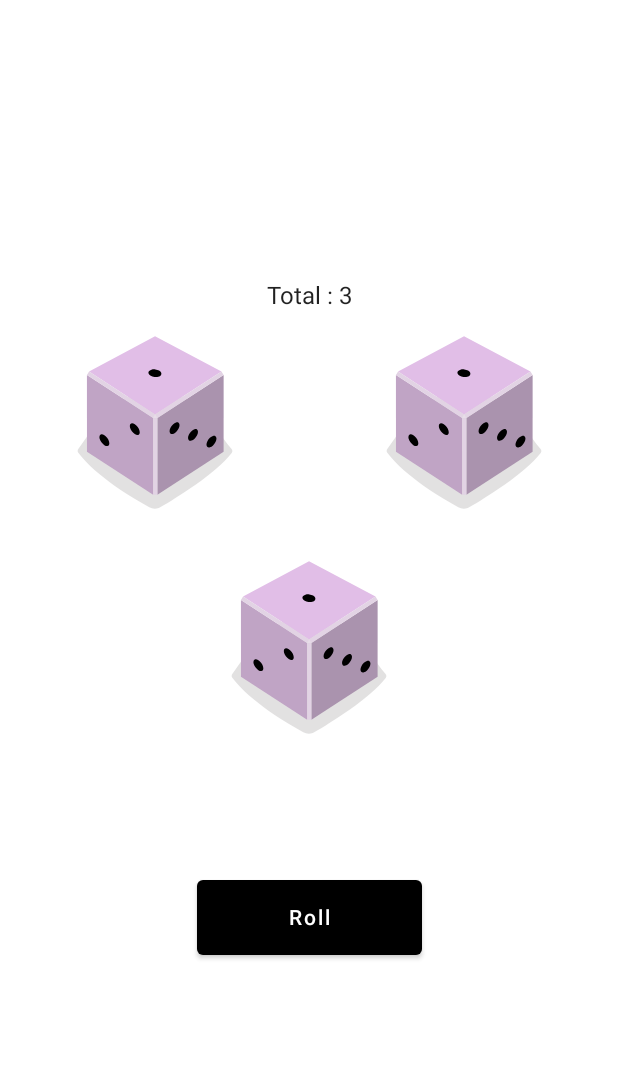
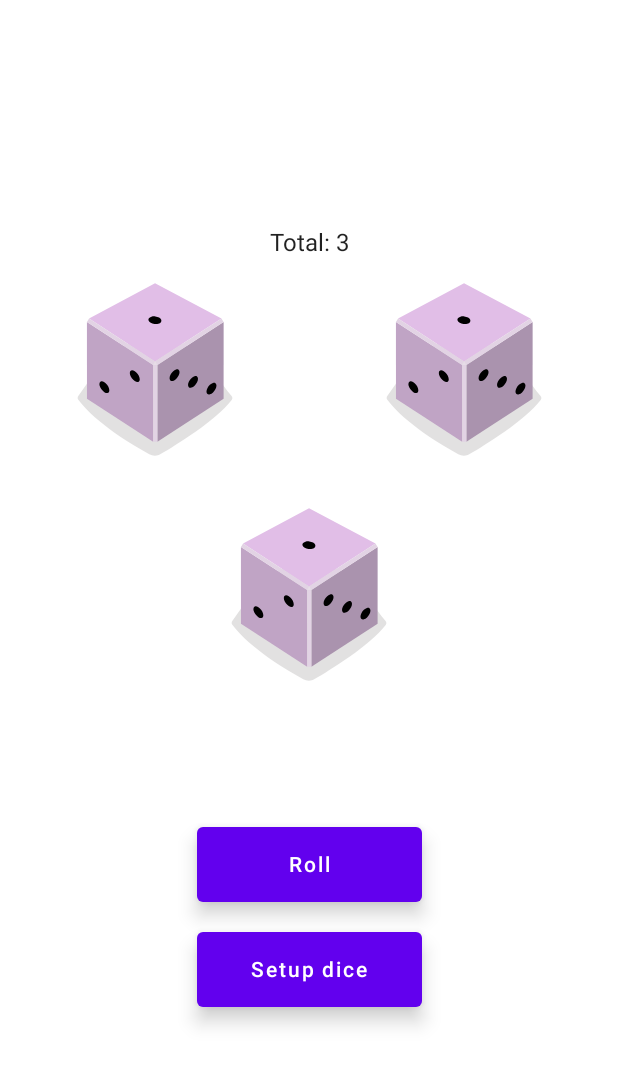
Before and after one commit to AlexShanTE/DiceRoller, an Android app built with Jetpack Compose: the screen it shows after launch (MainActivity), on a phone screen of 412 x 824 dp. Shown: the top 1065 px of the screen. Run offline under Robolectric (Android 15) with nearby library versions, the phone set to English and light mode, and no system bars; our stand-ins replace Dagger/Hilt's generated code.

Commit message:
added drawer with dice settings

```diff
--- a/app/src/main/java/com/alex/sid/shante/diceroller/domain/models/Dice.kt
+++ b/app/src/main/java/com/alex/sid/shante/diceroller/domain/models/Dice.kt
@@ -3,14 +3,18 @@ package com.alex.sid.shante.diceroller.domain.models
 import com.alex.sid.shante.diceroller.R
 
 sealed class Dice {
-    abstract val title: String
+    abstract val diceType: DiceType
+    abstract val diceBorderColor: DiceBorderColor
+    abstract val diceDotColor: DiceDotColor
     abstract val currentValue: Int
     abstract val imageList: List<Int>
     abstract fun copy(currentValue: Int): Dice
 }
 
 data class D6(
-    override val title: String = "D6",
+    override val diceType: DiceType = DiceType.D6(),
+    override val diceBorderColor: DiceBorderColor = DiceBorderColor.White(),
+    override val diceDotColor: DiceDotColor = DiceDotColor.Green(),
     override var currentValue: Int = 1,
     override val imageList: List<Int> = listOf(
         R.drawable.dice_1,
@@ -22,11 +26,13 @@ data class D6(
     )
 ) : Dice() {
     override fun copy(currentValue: Int): Dice =
-        copy(title = title, currentValue = currentValue, imageList = imageList)
+        copy(diceType = diceType, currentValue = currentValue, imageList = imageList)
 }
 
 data class D3(
-    override val title: String = "D3",
+    override val diceType: DiceType = DiceType.D3(),
+    override val diceBorderColor: DiceBorderColor = DiceBorderColor.White(),
+    override val diceDotColor: DiceDotColor = DiceDotColor.Green(),
     override var currentValue: Int = 1,
     override val imageList: List<Int> = listOf(
         R.drawable.dice_1,
@@ -35,5 +41,67 @@ data class D3(
     )
 ) : Dice() {
     override fun copy(currentValue: Int): Dice =
-        copy(title = title, currentValue = currentValue, imageList = imageList)
+        copy(diceType = diceType, currentValue = currentValue, imageList = imageList)
 }
+
+sealed class DiceType(open val title: String) {
+    data class D6(override val title: String = "D6") : DiceType(title = title)
+    data class D3(override val title: String = "D3") : DiceType(title = title)
+    data class D12(override val title: String = "D12") : DiceType(title = title)
+    data class D20(override val title: String = "D20") : DiceType(title = title)
+    data class Custom(override val title: String = "Custom") : DiceType(title = title)
+}
+
+sealed class DiceBorderColor(open val title: String) {
+    data class Blue(override val title: String = "Blue") : DiceBorderColor(title = title)
+    data class Yellow(override val title: String = "Yellow") : DiceBorderColor(title = title)
+    data class Red(override val title: String = "Red") : DiceBorderColor(title = title)
+    data class Green(override val title: String = "Green") : DiceBorderColor(title = title)
+    data class White(override val title: String = "White") : DiceBorderColor(title = title)
+}
+
+sealed class DiceDotColor(open val title: String) {
+    data class Blue(override val title: String = "Blue") : DiceDotColor(title = title)
+    data class Yellow(override val title: String = "Yellow") : DiceDotColor(title = title)
+    data class Red(override val title: String = "Red") : DiceDotColor(title = title)
+    data class Green(override val title: String = "Green") : DiceDotColor(title = title)
+    data class White(override val title: String = "White") : DiceDotColor(title = title)
+}
+
+class DiceSettings {
+    private val diceTypeList = listOf<DiceType>(
+        DiceType.D3(),
+        DiceType.D6(),
+        DiceType.D12(),
+        DiceType.D20(),
+        DiceType.Custom()
+    )
+
+    private val diceBorderColor = listOf<DiceBorderColor>(
+        DiceBorderColor.Blue(),
+        DiceBorderColor.Yellow(),
+        DiceBorderColor.Red(),
+        DiceBorderColor.Green(),
+        DiceBorderColor.White()
+    )
+
+    private val diceDiceDotColor = listOf<DiceDotColor>(
+        DiceDotColor.Blue(),
+        DiceDotColor.Yellow(),
+        DiceDotColor.Red(),
+        DiceDotColor.Green(),
+        DiceDotColor.White()
+    )
+
+    fun diceDiceDotColorList() : List<DiceDotColor> {
+        return diceDiceDotColor
+    }
+
+    fun diceBorderColorList() : List<DiceBorderColor> {
+        return diceBorderColor
+    }
+
+    fun diceTypeList() : List<DiceType> {
+        return diceTypeList
+    }
+}
--- a/app/src/main/java/com/alex/sid/shante/diceroller/presentation/ui/gamescreen/GameScreen.kt
+++ b/app/src/main/java/com/alex/sid/shante/diceroller/presentation/ui/gamescreen/GameScreen.kt
@@ -1,41 +1,94 @@
 package com.alex.sid.shante.diceroller.presentation.ui.gamescreen
 
 import androidx.compose.foundation.layout.Arrangement
+import androidx.compose.foundation.layout.Box
 import androidx.compose.foundation.layout.Column
 import androidx.compose.foundation.layout.Spacer
 import androidx.compose.foundation.layout.fillMaxSize
+import androidx.compose.foundation.layout.fillMaxWidth
 import androidx.compose.foundation.layout.height
 import androidx.compose.foundation.layout.width
 import androidx.compose.material.Button
 import androidx.compose.material.ButtonDefaults
+import androidx.compose.material.DrawerValue
+import androidx.compose.material.ModalDrawer
 import androidx.compose.material.Text
+import androidx.compose.material.rememberDrawerState
 import androidx.compose.runtime.Composable
 import androidx.compose.runtime.collectAsState
 import androidx.compose.runtime.getValue
+import androidx.compose.runtime.rememberCoroutineScope
 import androidx.compose.ui.Alignment
 import androidx.compose.ui.Modifier
-import androidx.compose.ui.graphics.Color
+import androidx.compose.ui.graphics.RectangleShape
 import androidx.compose.ui.res.stringResource
 import androidx.compose.ui.tooling.preview.Preview
 import androidx.compose.ui.unit.dp
 import androidx.lifecycle.viewmodel.compose.viewModel
 import com.alex.sid.shante.diceroller.R
+import com.alex.sid.shante.diceroller.data.diceList
 import com.alex.sid.shante.diceroller.presentation.ui.gamescreen.components.GameBoard
+import com.alex.sid.shante.diceroller.presentation.ui.gamescreen.drawer.DrawerBody
+import com.alex.sid.shante.diceroller.presentation.ui.gamescreen.drawer.DrawerHeader
+import kotlinx.coroutines.launch
 
 @Composable
 fun GameScreen(
     modifier: Modifier = Modifier,
     gameViewModel: GameViewModel = viewModel()
 ) {
+    val gameState by gameViewModel.state.collectAsState()
+    val drawerState = rememberDrawerState(DrawerValue.Closed)
+    val scope = rememberCoroutineScope()
 
-    val gameState by gameViewModel.state.collectAsState()
-
+    ModalDrawer(
+        modifier = modifier,
+        drawerState = drawerState,
+        drawerElevation = 8.dp,
+        drawerContent = {
+            Column(modifier = modifier.fillMaxWidth()) {
+                DrawerHeader(
+                    modifier = modifier.height(40.dp),
+                    text = stringResource(R.string.dice_settings)
+                )
+                Box(
+                    modifier = modifier.weight(1f)
+                ) {
+                    DrawerBody(
+                        modifier = modifier,
+                        diceList = gameState.diceList,
+                        onRemoveDiceClicked = { index -> gameViewModel.removeDice(index)},
+                        onDiceTypeChanged = {index, type ->
+                            diceList.find { it.diceType == type }?.let { dice ->
+                                gameViewModel.editDice(index, dice)
+                            }
+                        },
+                        onDiceBorderColorChanged = {index, borderColor ->},
+                        onDiceDotColorChanged = {index, dotColor ->}
+                    )
+                }
+                Button(
+                    modifier = modifier
+                        .height(40.dp)
+                        .fillMaxWidth(),
+                    shape = RectangleShape,
+                    elevation = ButtonDefaults.elevation(8.dp),
+                    enabled = gameState.diceList.size < 9,
+                    onClick = { gameViewModel.addDice() }
+                ) {
+                    Text(stringResource(id = R.string.add_dice))
+                }
+            }
+        }
+    ) {
         Column(
             modifier = modifier.fillMaxSize(),
             horizontalAlignment = Alignment.CenterHorizontally,
             verticalArrangement = Arrangement.Center
         ) {
-        Text(text = "Total : ${gameState.total}")
+            Text(
+                stringResource(id = R.string.total, gameState.total)
+            )
             GameBoard() { diceIndex ->
                 gameViewModel.rollDice(diceIndex)
             }
@@ -44,15 +97,30 @@ fun GameScreen(
                 modifier = modifier
                     .width(150.dp)
                     .height(50.dp),
+                elevation = ButtonDefaults.elevation(8.dp),
+                enabled = gameState.diceList.isNotEmpty(),
                 onClick = {
+                    scope.launch {
                         gameViewModel.rollThemAll()
+                    }
                 },
-            colors = ButtonDefaults.textButtonColors(backgroundColor = Color.Black)
             ) {
-            Text(
-                stringResource(id = R.string.roll),
-                color = Color.White
-            )
+                Text(stringResource(id = R.string.roll))
+            }
+            Spacer(modifier = modifier.height(20.dp))
+            Button(
+                modifier = modifier
+                    .width(150.dp)
+                    .height(50.dp),
+                elevation = ButtonDefaults.elevation(8.dp),
+                onClick = {
+                    scope.launch {
+                        drawerState.open()
+                    }
+                }
+            ) {
+                Text(stringResource(id = R.string.setup_dice))
+            }
         }
     }
 }
--- a/app/src/main/java/com/alex/sid/shante/diceroller/presentation/ui/gamescreen/components/DiceWithImage.kt
+++ b/app/src/main/java/com/alex/sid/shante/diceroller/presentation/ui/gamescreen/components/DiceWithImage.kt
@@ -9,14 +9,28 @@ import androidx.compose.ui.tooling.preview.Preview
 import com.alex.sid.shante.diceroller.R
 import com.alex.sid.shante.diceroller.domain.models.D6
 import com.alex.sid.shante.diceroller.domain.models.Dice
+import com.alex.sid.shante.diceroller.domain.models.DiceType
 
 @Composable
 fun DiceWithImage(
-    dice: Dice,
     modifier: Modifier = Modifier,
+    dice: Dice
 ) {
+
     val imageResource = dice.imageList[dice.currentValue - 1]
+
+    //todo setup different dice
+    when (dice.diceType) {
+        DiceType.D6() -> {}
+        DiceType.D3() -> {}
+        DiceType.D12() -> {}
+        DiceType.D20() -> {}
+        DiceType.Custom() -> {}
+        else -> {}
+    }
+
     Image(
+        modifier = modifier,
         painter = painterResource(imageResource),
         contentDescription = stringResource(R.string.image)
     )
@@ -25,5 +39,5 @@ fun DiceWithImage(
 @Preview(showBackground = true)
 @Composable
 fun DiceWithImagePreview() {
-    DiceWithImage(D6())
+    DiceWithImage(dice = D6())
 }
--- /dev/null
+++ b/app/src/main/java/com/alex/sid/shante/diceroller/presentation/ui/gamescreen/drawer/DiceSettingDrawer.kt
@@ -0,0 +1,264 @@
+package com.alex.sid.shante.diceroller.presentation.ui.gamescreen.drawer
+
+import androidx.compose.foundation.clickable
+import androidx.compose.foundation.layout.Arrangement
+import androidx.compose.foundation.layout.Box
+import androidx.compose.foundation.layout.Column
+import androidx.compose.foundation.layout.Row
+import androidx.compose.foundation.layout.aspectRatio
+import androidx.compose.foundation.layout.fillMaxSize
+import androidx.compose.foundation.layout.fillMaxWidth
+import androidx.compose.foundation.layout.padding
+import androidx.compose.foundation.layout.width
+import androidx.compose.foundation.lazy.LazyColumn
+import androidx.compose.foundation.lazy.itemsIndexed
+import androidx.compose.material.Button
+import androidx.compose.material.ButtonDefaults
+import androidx.compose.material.Card
+import androidx.compose.material.DropdownMenu
+import androidx.compose.material.DropdownMenuItem
+import androidx.compose.material.Icon
+import androidx.compose.material.MaterialTheme
+import androidx.compose.material.OutlinedTextField
+import androidx.compose.material.Text
+import androidx.compose.material.TextFieldDefaults
+import androidx.compose.material.icons.Icons
+import androidx.compose.material.icons.filled.KeyboardArrowDown
+import androidx.compose.material.icons.filled.KeyboardArrowUp
+import androidx.compose.runtime.Composable
+import androidx.compose.runtime.getValue
+import androidx.compose.runtime.mutableStateOf
+import androidx.compose.runtime.remember
+import androidx.compose.runtime.setValue
+import androidx.compose.ui.Alignment
+import androidx.compose.ui.Modifier
+import androidx.compose.ui.geometry.Size
+import androidx.compose.ui.layout.onGloballyPositioned
+import androidx.compose.ui.platform.LocalDensity
+import androidx.compose.ui.res.stringResource
+import androidx.compose.ui.text.style.TextAlign
+import androidx.compose.ui.tooling.preview.Preview
+import androidx.compose.ui.unit.dp
+import androidx.compose.ui.unit.toSize
+import com.alex.sid.shante.diceroller.R
+import com.alex.sid.shante.diceroller.domain.models.D6
+import com.alex.sid.shante.diceroller.domain.models.Dice
+import com.alex.sid.shante.diceroller.domain.models.DiceSettings
+import com.alex.sid.shante.diceroller.domain.models.DiceType
+import com.alex.sid.shante.diceroller.presentation.ui.gamescreen.components.DiceWithImage
+
+@Composable
+fun DrawerHeader(
+    modifier: Modifier = Modifier,
+    text: String
+) {
+    Box(
+        modifier = modifier.fillMaxWidth(),
+        contentAlignment = Alignment.Center
+    ) {
+        Text(text = text)
+    }
+}
+
+@Composable
+fun DrawerBody(
+    modifier: Modifier = Modifier,
+    diceList: List<Dice>,
+    onRemoveDiceClicked: (Int) -> Unit,
+    onDiceTypeChanged: (Int, DiceType) -> Unit,
+    onDiceBorderColorChanged: (Int, String) -> Unit,
+    onDiceDotColorChanged: (Int, String) -> Unit,
+) {
+    LazyColumn(
+        modifier = modifier,
+    ) {
+        itemsIndexed(diceList) { index, dice ->
+            DiceSettingItem(
+                modifier = modifier,
+                dice = dice,
+                onRemoveDiceClick = { onRemoveDiceClicked(index) },
+                onDiceTypeChanged = { onDiceTypeChanged(index, it) },
+                onDiceBorderColorChanged = { onDiceBorderColorChanged(index, it) },
+                onDiceDotColorChanged = { onDiceDotColorChanged(index, it) }
+            )
+        }
+    }
+}
+
+@Composable
+fun DiceSettingItem(
+    modifier: Modifier = Modifier,
+    dice: Dice,
+    onRemoveDiceClick: () -> Unit,
+    onDiceTypeChanged: (DiceType) -> Unit,
+    onDiceBorderColorChanged: (String) -> Unit,
+    onDiceDotColorChanged: (String) -> Unit,
+) {
+    Card(
+        modifier = modifier
+            .fillMaxWidth()
+            .padding(8.dp),
+        elevation = 12.dp
+    ) {
+        Row(
+            modifier = modifier.fillMaxSize(),
+            verticalAlignment = Alignment.CenterVertically
+        ) {
+            Column(
+                modifier = modifier.width(125.dp),
+                verticalArrangement = Arrangement.SpaceBetween,
+                horizontalAlignment = Alignment.CenterHorizontally
+            ) {
+                DiceWithImage(
+                    modifier = modifier
+                        .width(140.dp)
+                        .aspectRatio(1f),
+                    dice = dice
+                )
+                Button(
+                    modifier = modifier
+                        .padding(horizontal = 8.dp)
+                        .padding(bottom = 4.dp),
+                    elevation = ButtonDefaults.elevation(8.dp),
+                    onClick = { onRemoveDiceClick() }
+                ) {
+                    Text(
+                        text = stringResource(R.string.remove_dice),
+                        textAlign = TextAlign.Center
+                    )
+                }
+            }
+            DiceSettingsList(
+                modifier = modifier.weight(1f),
+                dice = dice,
+                onDiceTypeChanged = { onDiceTypeChanged(it) },
+                onDiceBorderColorChanged = { onDiceBorderColorChanged(it) },
+                onDiceDotColorChanged = { onDiceDotColorChanged(it) }
+            )
+        }
+    }
+}
+
+@Composable
+fun DiceSettingsList(
+    modifier: Modifier = Modifier,
+    dice: Dice,
+    onDiceTypeChanged: (DiceType) -> Unit,
+    onDiceBorderColorChanged: (String) -> Unit,
+    onDiceDotColorChanged: (String) -> Unit,
+) {
+
+    val diceSettings = DiceSettings()
+
+    Column() {
+        DropDownMenu(
+            dice = dice,
+            listOfItems = diceSettings.diceTypeList().map { it.title },
+            label = stringResource(R.string.type)
+        ) { str ->
+            val newDiceType = diceSettings.diceTypeList().find { it.title == str }
+            if (newDiceType != null) {
+                onDiceTypeChanged(newDiceType)
+            }
+        }
+        DropDownMenu(
+            dice = dice,
+            listOfItems = diceSettings.diceBorderColorList().map { it.title },
+            label = stringResource(R.string.border_color)
+        ) {
+            onDiceBorderColorChanged(it)
+        }
+        DropDownMenu(
+            dice = dice,
+            listOfItems = diceSettings.diceDiceDotColorList().map { it.title },
+            label = stringResource(R.string.dot_color)
+        ) {
+            onDiceDotColorChanged(it)
+        }
+    }
+}
+
+@Composable
+fun DropDownMenu(
+    dice: Dice,
+    listOfItems: List<String>,
+    label: String,
+    onDiceSettingsChanged: (String) -> Unit
+) {
+
+    val type = stringResource(id = R.string.type)
+    val borderColor = stringResource(id = R.string.border_color)
+    val dotColor = stringResource(id = R.string.dot_color)
+
+    var expanded by remember { mutableStateOf(false) }
+    var selectedText by remember {
+        mutableStateOf(
+            when (label) {
+                type -> dice.diceType.title
+                borderColor -> dice.diceBorderColor.title
+                dotColor -> dice.diceDotColor.title
+                else -> ""
+            }
+        )
+    }
+
+    var textFieldSize by remember { mutableStateOf(Size.Zero) }
+
+    val icon =
+        if (expanded) Icons.Filled.KeyboardArrowUp
+        else Icons.Filled.KeyboardArrowDown
+
+
+    Column(Modifier.padding(5.dp)) {
+        OutlinedTextField(
+            value = selectedText,
+            onValueChange = { selectedText = it },
+            readOnly = false,
+            enabled = false,
+            colors = TextFieldDefaults.outlinedTextFieldColors(
+                focusedBorderColor = MaterialTheme.colors.primary,
+                unfocusedBorderColor = MaterialTheme.colors.primary
+            ),
+            modifier = Modifier
+                .fillMaxWidth()
+                .onGloballyPositioned { coordinates ->
+                    //This value is used to assign to the DropDown the same width
+                    textFieldSize = coordinates.size.toSize()
+                },
+            label = { Text(label) },
+            trailingIcon = {
+                Icon(icon, contentDescription = stringResource(R.string.show_options),
+                    Modifier.clickable { expanded = !expanded })
+            }
+        )
+        DropdownMenu(
+            expanded = expanded,
+            onDismissRequest = { expanded = false },
+            modifier = Modifier
+                .width(with(LocalDensity.current) { textFieldSize.width.toDp() })
+        ) {
+            listOfItems.forEach { label ->
+                DropdownMenuItem(onClick = {
+                    selectedText = label
+                    expanded = false
+                    onDiceSettingsChanged(selectedText)
+                }) {
+                    Text(text = label)
+                }
+            }
+        }
+    }
+}
+
+
+@Preview(showBackground = true)
+@Composable
+fun DrawerBodyPreview() {
+    DrawerBody(
+        diceList = listOf(D6(), D6(), D6(), D6()),
+        onRemoveDiceClicked = {},
+        onDiceTypeChanged = { _, _ ->  },
+        onDiceBorderColorChanged = { _, _ ->  },
+        onDiceDotColorChanged = { _, _ ->  }
+    )
+}
--- /dev/null
+++ b/app/src/main/res/drawable/ic_arrow_back.xml
@@ -0,0 +1,5 @@
+<vector android:autoMirrored="true" android:height="24dp"
+    android:tint="#000000" android:viewportHeight="24"
+    android:viewportWidth="24" android:width="24dp" xmlns:android="http://schemas.android.com/apk/res/android">
+    <path android:fillColor="@android:color/white" android:pathData="M11.67,3.87L9.9,2.1 0,12l9.9,9.9 1.77,-1.77L3.54,12z"/>
+</vector>
--- a/app/src/main/res/values/strings.xml
+++ b/app/src/main/res/values/strings.xml
@@ -3,6 +3,20 @@
 
     <!--GAME SCREEN-->
     <string name="roll">Roll</string>
-    <string name="image">Image</string>
+    <string name="setup_dice">Setup dice</string>
+    <string name="total">Total: %1$s</string>
+    <!--content descriptions-->
+    <string name="image">Dice image</string>
+
+
+    <!--DICE SETTINGS DRAWER-->
+    <string name="dice_settings">DiceSettings</string>
+    <string name="add_dice">Add Dice</string>
+    <string name="type">Type</string>
+    <string name="border_color">Border Color</string>
+    <string name="dot_color">Dot Color</string>
+    <string name="remove_dice">Remove dice</string>
+    <string name="show_options">Show options</string>
+
 
 </resources>
```
Also changed, not shown: app/src/main/java/com/alex/sid/shante/diceroller/data/Setup.kt (added, +9 -0 lines), app/src/main/java/com/alex/sid/shante/diceroller/presentation/ui/gamescreen/components/CustomButtonWithIcon.kt (added, +76 -0 lines). Lines whose indentation alone changed are shown as unchanged.
